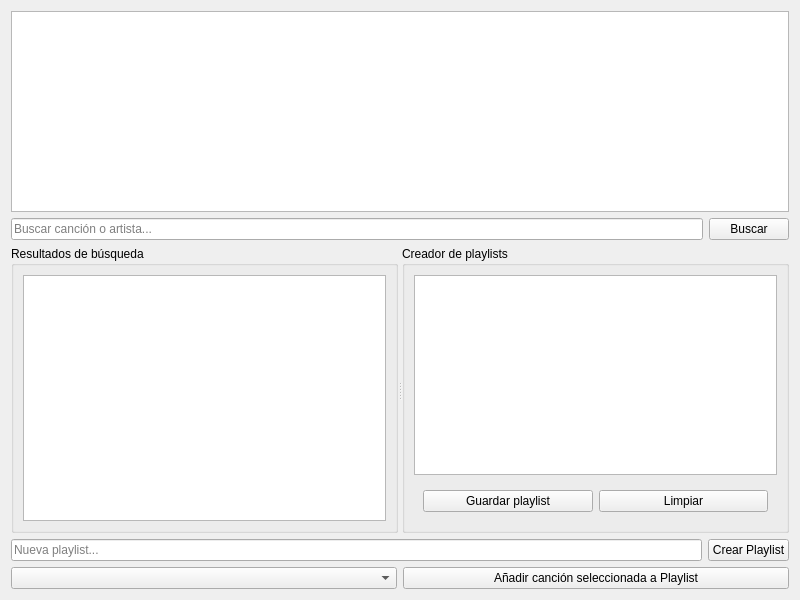
First picture: the form in ui/spotify_module_main.ui, repository volteret4/mfuz, before the edit.
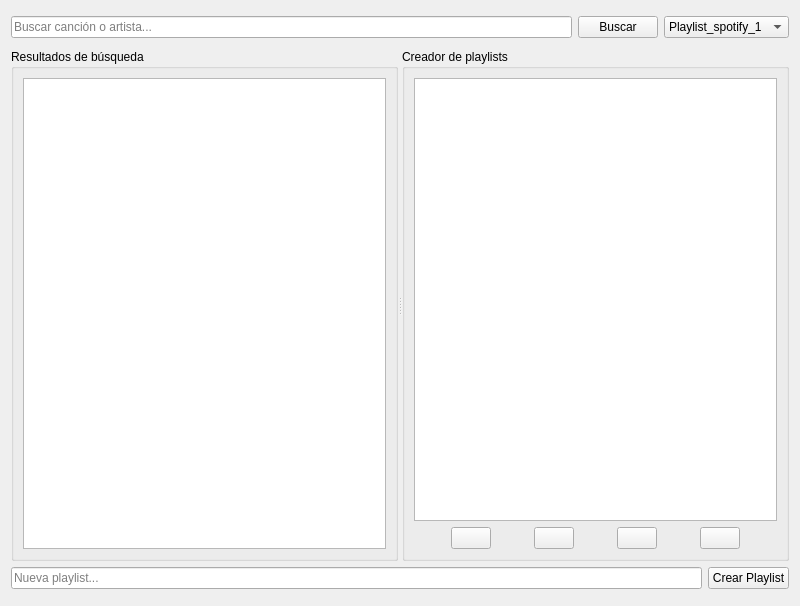
Second picture: the form after the edit. Icons and pictures are not drawn.

Commit message: uis con iconos, url playlist mejorada, config yml funcionando

Diff of the .ui file:
```diff
--- a/ui/spotify_module_main.ui
+++ b/ui/spotify_module_main.ui
@@ -7,7 +7,7 @@
     <x>0</x>
     <y>0</y>
     <width>800</width>
-    <height>600</height>
+    <height>606</height>
    </rect>
   </property>
   <property name="windowTitle">
@@ -15,35 +15,28 @@
   </property>
   <layout class="QVBoxLayout" name="verticalLayout">
    <item>
-    <widget class="QListWidget" name="playlist_list">
-     <property name="minimumSize">
-      <size>
-       <width>0</width>
-       <height>200</height>
-      </size>
-     </property>
-    </widget>
-   </item>
-   <item>
-    <widget class="QFrame" name="search_container">
+    <widget class="QFrame" name="frame">
      <property name="frameShape">
-      <enum>QFrame::NoFrame</enum>
+      <enum>QFrame::Shape::NoFrame</enum>
      </property>
      <property name="frameShadow">
-      <enum>QFrame::Raised</enum>
+      <enum>QFrame::Shadow::Raised</enum>
      </property>
-     <layout class="QHBoxLayout" name="horizontalLayout">
+     <property name="lineWidth">
+      <number>0</number>
+     </property>
+     <layout class="QHBoxLayout" name="horizontalLayout_5">
       <property name="leftMargin">
        <number>0</number>
       </property>
       <property name="topMargin">
-       <number>0</number>
+       <number>5</number>
       </property>
       <property name="rightMargin">
        <number>0</number>
       </property>
       <property name="bottomMargin">
-       <number>0</number>
+       <number>5</number>
       </property>
       <item>
        <widget class="QLineEdit" name="search_input">
@@ -59,11 +52,39 @@
         </property>
        </widget>
       </item>
+      <item>
+       <widget class="QComboBox" name="playlist_selector">
+        <item>
+         <property name="text">
+          <string>Playlist_spotify_1</string>
+         </property>
+         <property name="icon">
+          <iconset resource="../images.qrc">
+           <normaloff>:/services/spotify</normaloff>:/services/spotify</iconset>
+         </property>
+        </item>
+        <item>
+         <property name="text">
+          <string>Nueva Playlist...</string>
+         </property>
+         <property name="icon">
+          <iconset resource="../images.qrc">
+           <normaloff>:/services/spotify</normaloff>:/services/spotify</iconset>
+         </property>
+        </item>
+       </widget>
+      </item>
      </layout>
     </widget>
    </item>
    <item>
     <widget class="QSplitter" name="results_splitter">
+     <property name="sizePolicy">
+      <sizepolicy hsizetype="Expanding" vsizetype="Expanding">
+       <horstretch>0</horstretch>
+       <verstretch>0</verstretch>
+      </sizepolicy>
+     </property>
      <property name="orientation">
       <enum>Qt::Horizontal</enum>
      </property>
@@ -108,17 +129,113 @@
           <enum>QFrame::Raised</enum>
          </property>
          <layout class="QHBoxLayout" name="horizontalLayout_3">
+          <property name="leftMargin">
+           <number>0</number>
+          </property>
+          <property name="topMargin">
+           <number>0</number>
+          </property>
+          <property name="rightMargin">
+           <number>0</number>
+          </property>
+          <property name="bottomMargin">
+           <number>0</number>
+          </property>
+          <item>
+           <widget class="QPushButton" name="save_loacal_playlist_button">
+            <property name="maximumSize">
+             <size>
+              <width>40</width>
+              <height>40</height>
+             </size>
+            </property>
+            <property name="text">
+             <string/>
+            </property>
+            <property name="icon">
+             <iconset resource="../images.qrc">
+              <normaloff>:/services/data</normaloff>:/services/data</iconset>
+            </property>
+            <property name="iconSize">
+             <size>
+              <width>36</width>
+              <height>36</height>
+             </size>
+            </property>
+           </widget>
+          </item>
+          <item>
+           <widget class="QPushButton" name="youtube_playlist_button">
+            <property name="maximumSize">
+             <size>
+              <width>40</width>
+              <height>40</height>
+             </size>
+            </property>
+            <property name="toolTip">
+             <string>Crear en youtube</string>
+            </property>
+            <property name="text">
+             <string/>
+            </property>
+            <property name="icon">
+             <iconset resource="../images.qrc">
+              <normaloff>:/services/youtube</normaloff>:/services/youtube</iconset>
+            </property>
+            <property name="iconSize">
+             <size>
+              <width>36</width>
+              <height>36</height>
+             </size>
+            </property>
+           </widget>
+          </item>
           <item>
            <widget class="QPushButton" name="save_playlist_button">
-            <property name="text">
+            <property name="maximumSize">
+             <size>
+              <width>40</width>
+              <height>40</height>
+             </size>
+            </property>
+            <property name="toolTip">
              <string>Guardar playlist</string>
             </property>
+            <property name="text">
+             <string/>
+            </property>
+            <property name="icon">
+             <iconset resource="../images.qrc">
+              <normaloff>:/services/spotify</normaloff>:/services/spotify</iconset>
+            </property>
+            <property name="iconSize">
+             <size>
+              <width>36</width>
+              <height>36</height>
+             </size>
+            </property>
            </widget>
           </item>
           <item>
            <widget class="QPushButton" name="clear_playlist_button">
+            <property name="maximumSize">
+             <size>
+              <width>40</width>
+              <height>40</height>
+             </size>
+            </property>
             <property name="text">
-             <string>Limpiar</string>
+             <string/>
+            </property>
+            <property name="icon">
+             <iconset resource="../images.qrc">
+              <normaloff>:/services/cancel</normaloff>:/services/cancel</iconset>
+            </property>
+            <property name="iconSize">
+             <size>
+              <width>36</width>
+              <height>36</height>
+             </size>
             </property>
            </widget>
           </item>
@@ -188,16 +305,6 @@
       <property name="bottomMargin">
        <number>0</number>
       </property>
-      <item>
-       <widget class="QComboBox" name="playlist_selector"/>
-      </item>
-      <item>
-       <widget class="QPushButton" name="add_song_button">
-        <property name="text">
-         <string>Añadir canción seleccionada a Playlist</string>
-        </property>
-       </widget>
-      </item>
      </layout>
     </widget>
    </item>
```
Left out of the diff: 18 changed lines with no effect on the pictures. The commit also changes 30 other files.
